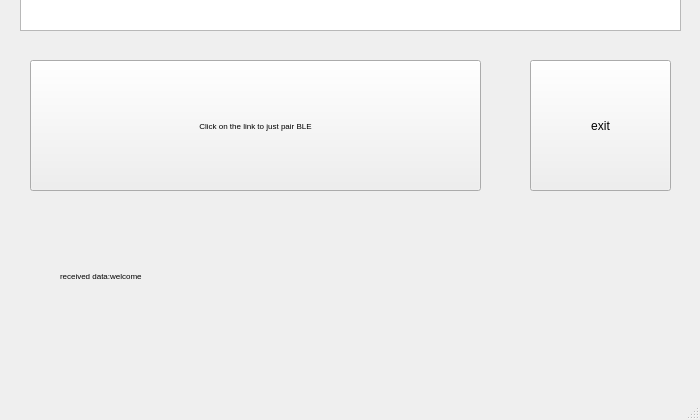
Before: the Qt Designer form quectel-app/qt/bt/mainwindow.ui in randcd-APY/QuectelShare, drawn with Qt 5; both pictures show x 0 to 700 and y 880 to 1300 of the 700 by 1300 pixel window.
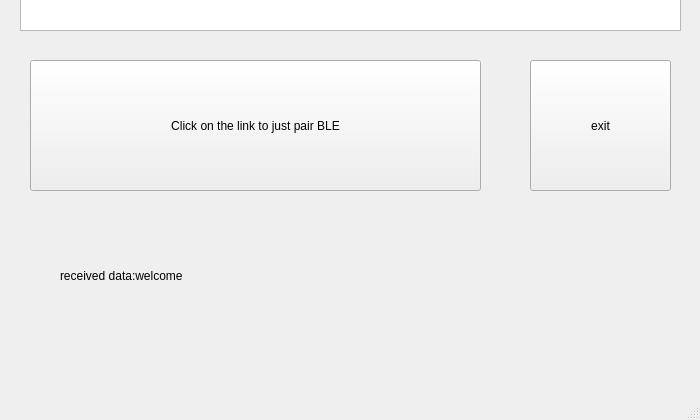
After: the same form once the commit is applied. Custom widgets are drawn as their Qt base class.

Patch:
```diff
--- a/quectel-app/qt/bt/mainwindow.ui
+++ b/quectel-app/qt/bt/mainwindow.ui
@@ -65,11 +65,6 @@
       <height>131</height>
      </rect>
     </property>
-    <property name="font">
-        <font>
-            <pointsize>6</pointsize>
-        </font>
-    </property>
     <property name="text">
         <string>Click on the link to just pair BLE</string>
     </property>
@@ -83,11 +78,6 @@
             <height>71</height>
         </rect>
     </property>
-    <property name="font">
-        <font>
-            <pointsize>6</pointsize>
-        </font>
-    </property>
     <property name="text">
         <string>received data:welcome</string>
     </property>
```
